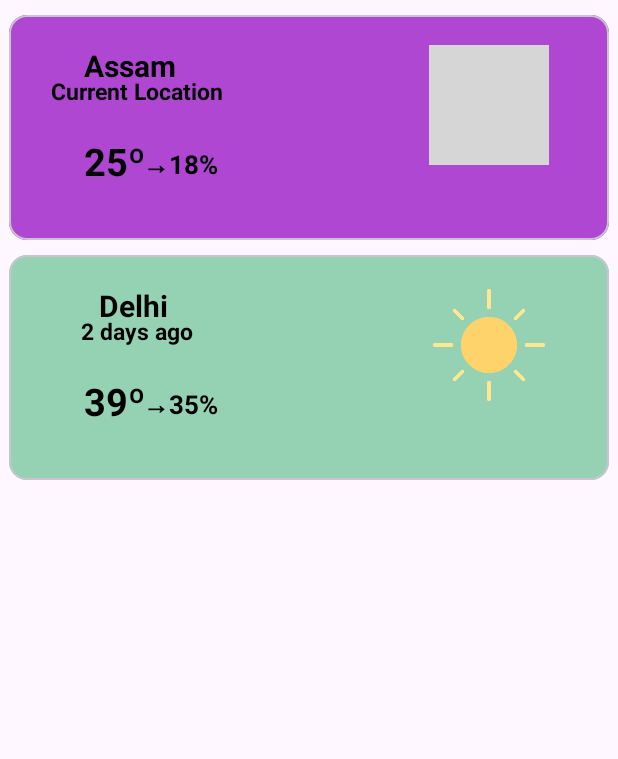
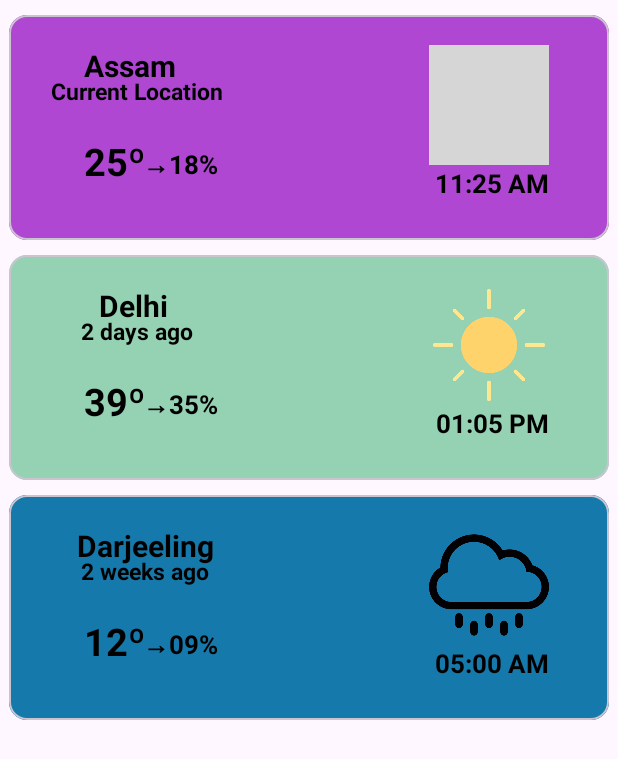
Before and after one commit to Gerl4ch/CardAppTwo, an Android app: the TempoActivity screen opened directly, with no data from a screen before it, on a phone screen of 412 x 824 dp. Shown: the top 759 px of the screen. Run offline under Robolectric (Android 15) with nearby library versions, the phone set to English and light mode, and no system bars; grey boxes are pictures that could not be loaded.

Commit message:
Card Apps

```diff
--- a/app/src/main/res/layout/tempo_layout.xml
+++ b/app/src/main/res/layout/tempo_layout.xml
@@ -78,6 +78,17 @@
             android:textColor="@color/black"
             android:textSize="17sp"
             android:textStyle="bold" />
+        <TextView
+            android:id="@+id/idText4"
+            android:layout_width="wrap_content"
+            android:layout_height="wrap_content"
+            android:layout_gravity="right"
+            android:layout_marginTop="100dp"
+            android:layout_marginRight="40dp"
+            android:text="11:25 AM"
+            android:textColor="@color/black"
+            android:textSize="17sp"
+            android:textStyle="bold" />
     </com.google.android.material.card.MaterialCardView>
 
     <com.google.android.material.card.MaterialCardView
@@ -151,6 +162,101 @@
             android:textColor="@color/black"
             android:textSize="17sp"
             android:textStyle="bold" />
+        <TextView
+            android:id="@+id/idText4"
+            android:layout_width="wrap_content"
+            android:layout_height="wrap_content"
+            android:layout_gravity="right"
+            android:layout_marginTop="100dp"
+            android:layout_marginRight="40dp"
+            android:text="01:05 PM"
+            android:textColor="@color/black"
+            android:textSize="17sp"
+            android:textStyle="bold" />
+    </com.google.android.material.card.MaterialCardView>
+
+    <com.google.android.material.card.MaterialCardView
+        android:id="@+id/idCardFour"
+        android:layout_width="400dp"
+        android:layout_height="150dp"
+        android:layout_centerHorizontal="true"
+        android:layout_marginTop="330dp"
+        android:checkable="true"
+        android:clickable="true"
+        android:focusable="true">
+
+        <LinearLayout
+            android:layout_width="match_parent"
+            android:layout_height="match_parent"
+            android:background="#1679AB"
+            android:orientation="vertical">
+
+            <ImageView
+                android:id="@+id/idImage3"
+                android:layout_width="80dp"
+                android:layout_height="80dp"
+                android:src="@drawable/chuva"
+                android:layout_gravity="right"
+                android:layout_marginRight="40dp"
+                android:layout_marginTop="20dp"/>
+        </LinearLayout>
+
+        <TextView
+            android:id="@+id/idText9"
+            android:layout_width="wrap_content"
+            android:layout_height="wrap_content"
+            android:layout_gravity="left"
+            android:layout_marginTop="20dp"
+            android:layout_marginLeft="45dp"
+            android:text="Darjeeling"
+            android:textColor="@color/black"
+            android:textSize="20sp"
+            android:textStyle="bold" />
+
+        <TextView
+            android:id="@+id/idText10"
+            android:layout_width="wrap_content"
+            android:layout_height="wrap_content"
+            android:layout_gravity="left"
+            android:layout_marginTop="40dp"
+            android:layout_marginLeft="48dp"
+            android:text="2 weeks ago"
+            android:textColor="@color/black"
+            android:textSize="15sp"
+            android:textStyle="bold" />
+        <TextView
+            android:id="@+id/idText11"
+            android:layout_width="wrap_content"
+            android:layout_height="wrap_content"
+            android:layout_gravity="left"
+            android:layout_marginTop="80dp"
+            android:layout_marginLeft="50dp"
+            android:text="12º"
+            android:textColor="@color/black"
+            android:textSize="25sp"
+            android:textStyle="bold" />
+        <TextView
+            android:id="@+id/idText12"
+            android:layout_width="wrap_content"
+            android:layout_height="wrap_content"
+            android:layout_gravity="left"
+            android:layout_marginTop="87dp"
+            android:layout_marginLeft="89dp"
+            android:text="→09%"
+            android:textColor="@color/black"
+            android:textSize="17sp"
+            android:textStyle="bold" />
+        <TextView
+            android:id="@+id/idText4"
+            android:layout_width="wrap_content"
+            android:layout_height="wrap_content"
+            android:layout_gravity="right"
+            android:layout_marginTop="100dp"
+            android:layout_marginRight="40dp"
+            android:text="05:00 AM"
+            android:textColor="@color/black"
+            android:textSize="17sp"
+            android:textStyle="bold" />
     </com.google.android.material.card.MaterialCardView>
 
 
```
Also changed, not shown: app/src/main/res/drawable/chuva.png (added).
